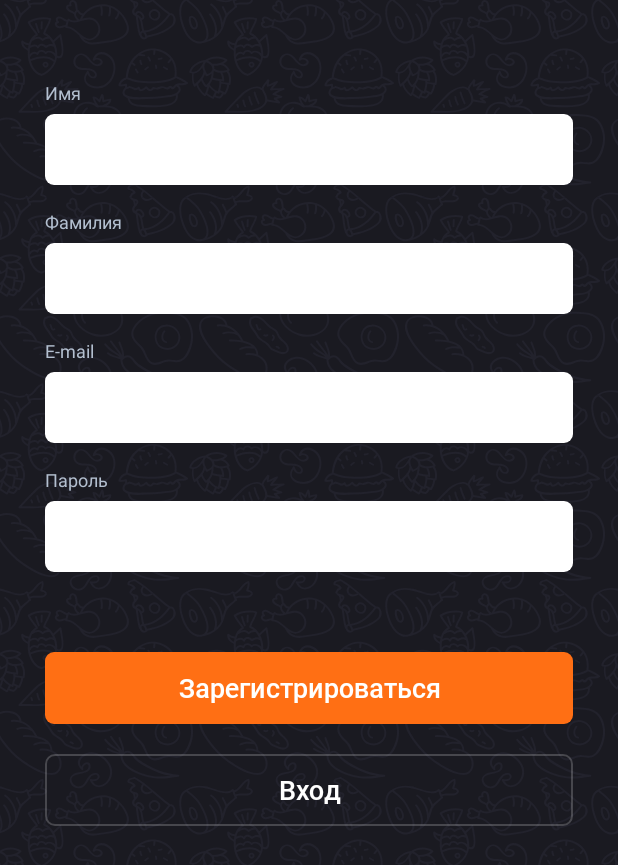
After one commit to spinking/SBDelivery, an Android app: the layout fragment_registration.xml on its own in the app's theme, with its tools: preview values and no code run, on a phone screen of 412 x 824 dp. The commit adds this screen. Shown: the top 865 px of the screen. Run offline under Robolectric (Android 15) with nearby library versions, the phone set to English and light mode, and no system bars.

Commit message:
added registration layout

```diff
--- /dev/null
+++ b/app/src/main/res/layout/fragment_registration.xml
@@ -0,0 +1,156 @@
+<?xml version="1.0" encoding="utf-8"?>
+<androidx.constraintlayout.widget.ConstraintLayout xmlns:android="http://schemas.android.com/apk/res/android"
+    xmlns:app="http://schemas.android.com/apk/res-auto"
+    android:background="@drawable/ic_background"
+    android:layout_width="match_parent"
+    android:layout_height="match_parent">
+
+    <TextView
+        android:id="@+id/tv_name_label"
+        android:layout_width="wrap_content"
+        android:layout_height="wrap_content"
+        android:text="@string/name_label"
+        android:layout_marginStart="@dimen/maxi_margin"
+        android:layout_marginTop="53dp"
+        style="@style/LabelText"
+        app:layout_constraintStart_toStartOf="parent"
+        app:layout_constraintTop_toTopOf="parent"
+        />
+
+    <EditText
+        android:id="@+id/ev_name"
+        android:layout_width="match_parent"
+        android:layout_height="wrap_content"
+        android:padding="@dimen/standart_padding"
+        android:layout_marginStart="@dimen/maxi_margin"
+        android:layout_marginEnd="@dimen/maxi_margin"
+        android:layout_marginTop="@dimen/mini_margin"
+        android:background="@drawable/background_edit_text"
+        style="@style/DarkText"
+        app:layout_constraintStart_toStartOf="parent"
+        app:layout_constraintEnd_toEndOf="parent"
+        app:layout_constraintTop_toBottomOf="@id/tv_name_label"
+        />
+
+    <TextView
+        android:id="@+id/tv_surname_label"
+        android:layout_width="wrap_content"
+        android:layout_height="wrap_content"
+        android:text="@string/surname_label"
+        android:layout_marginStart="@dimen/maxi_margin"
+        android:layout_marginTop="@dimen/standart_margin"
+        style="@style/LabelText"
+        app:layout_constraintStart_toStartOf="parent"
+        app:layout_constraintTop_toBottomOf="@id/ev_name"
+        />
+
+    <EditText
+        android:id="@+id/ev_surname"
+        android:layout_width="match_parent"
+        android:layout_height="wrap_content"
+        android:padding="@dimen/standart_padding"
+        android:layout_marginStart="@dimen/maxi_margin"
+        android:layout_marginEnd="@dimen/maxi_margin"
+        android:layout_marginTop="@dimen/mini_margin"
+        android:background="@drawable/background_edit_text"
+        style="@style/DarkText"
+        app:layout_constraintStart_toStartOf="parent"
+        app:layout_constraintEnd_toEndOf="parent"
+        app:layout_constraintTop_toBottomOf="@id/tv_surname_label"
+        />
+
+    <TextView
+        android:id="@+id/tv_email_label"
+        android:layout_width="wrap_content"
+        android:layout_height="wrap_content"
+        android:text="@string/login_hint_email"
+        android:layout_marginStart="@dimen/maxi_margin"
+        android:layout_marginTop="@dimen/standart_margin"
+        style="@style/LabelText"
+        app:layout_constraintStart_toStartOf="parent"
+        app:layout_constraintTop_toBottomOf="@id/ev_surname"
+        />
+
+    <EditText
+        android:id="@+id/ev_email"
+        android:layout_width="match_parent"
+        android:layout_height="wrap_content"
+        android:paddingTop="@dimen/standart_padding"
+        android:paddingBottom="@dimen/standart_padding"
+        android:paddingStart="@dimen/standart_padding"
+        android:layout_marginStart="@dimen/maxi_margin"
+        android:layout_marginEnd="@dimen/maxi_margin"
+        android:layout_marginTop="@dimen/mini_margin"
+        android:background="@drawable/background_edit_text"
+        style="@style/DarkText"
+        app:layout_constraintStart_toStartOf="parent"
+        app:layout_constraintEnd_toEndOf="parent"
+        app:layout_constraintTop_toBottomOf="@id/tv_email_label"
+        />
+
+    <TextView
+        android:id="@+id/tv_password_label"
+        android:layout_width="wrap_content"
+        android:layout_height="wrap_content"
+        android:text="@string/login_label_password"
+        android:layout_marginStart="@dimen/maxi_margin"
+        android:layout_marginTop="@dimen/standart_margin"
+        style="@style/LabelText"
+        app:layout_constraintStart_toStartOf="parent"
+        app:layout_constraintTop_toBottomOf="@id/ev_email"
+        />
+
+    <EditText
+        android:id="@+id/ev_password"
+        android:layout_width="match_parent"
+        android:layout_height="wrap_content"
+        android:paddingTop="@dimen/standart_padding"
+        android:paddingBottom="@dimen/standart_padding"
+        android:paddingStart="@dimen/standart_padding"
+        android:paddingEnd="@dimen/standart_padding"
+        android:layout_marginStart="@dimen/maxi_margin"
+        android:layout_marginEnd="@dimen/maxi_margin"
+        android:layout_marginTop="@dimen/mini_margin"
+        android:background="@drawable/background_edit_text"
+        style="@style/DarkText"
+        app:layout_constraintStart_toStartOf="parent"
+        app:layout_constraintEnd_toEndOf="parent"
+        app:layout_constraintTop_toBottomOf="@id/tv_password_label"
+        />
+
+
+    <androidx.appcompat.widget.AppCompatButton
+        android:id="@+id/btn_registration"
+        android:layout_width="match_parent"
+        android:layout_height="wrap_content"
+        android:layout_marginStart="@dimen/maxi_margin"
+        android:layout_marginEnd="@dimen/maxi_margin"
+        android:layout_marginTop="53dp"
+        android:background="@drawable/filled_button"
+        android:stateListAnimator="@null"
+        android:gravity="center"
+        android:text="@string/registration_button"
+        style="@style/LightMediumTitle"
+        app:layout_constraintTop_toBottomOf="@id/ev_password"
+        app:layout_constraintEnd_toEndOf="parent"
+        app:layout_constraintStart_toStartOf="parent"
+        />
+
+    <androidx.appcompat.widget.AppCompatButton
+        android:id="@+id/btn_enter"
+        android:layout_width="match_parent"
+        android:layout_height="wrap_content"
+        android:layout_marginStart="@dimen/maxi_margin"
+        android:layout_marginEnd="@dimen/maxi_margin"
+        android:layout_marginTop="20dp"
+        android:background="@drawable/stroked_button"
+        android:stateListAnimator="@null"
+        android:gravity="center"
+        android:text="@string/button_enter"
+        style="@style/LightMediumTitle"
+        app:layout_constraintTop_toBottomOf="@id/btn_registration"
+        app:layout_constraintEnd_toEndOf="parent"
+        app:layout_constraintStart_toStartOf="parent"
+        />
+
+</androidx.constraintlayout.widget.ConstraintLayout>
--- a/app/src/main/res/values/dimens.xml
+++ b/app/src/main/res/values/dimens.xml
@@ -1,7 +1,7 @@
 <?xml version="1.0" encoding="utf-8"?>
 <resources>
     <dimen name="standart_margin">16dp</dimen>
-    <dimen name="mini_margin">8dp</dimen>
+    <dimen name="mini_margin">6dp</dimen>
     <dimen name="maxi_margin">30dp</dimen>
 
     <dimen name="standart_padding">14dp</dimen>
--- a/app/src/main/res/values/strings.xml
+++ b/app/src/main/res/values/strings.xml
@@ -5,4 +5,8 @@
     <string name="login_registration">Регистрация</string>
     <string name="login_forgot_password">Забыли пароль?</string>
     <string name="login_label_password">Пароль</string>
+    <string name="name_label">Имя</string>
+    <string name="surname_label">Фамилия</string>
+    <string name="registration_button">Зарегистрироваться</string>
+    <string name="button_enter">Вход</string>
 </resources>
```
